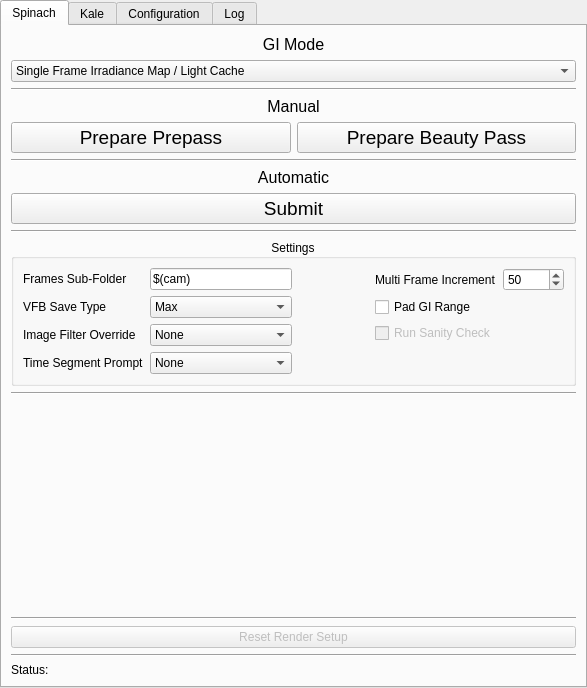
stephensmitchell-forks/renderFarming, file renderFarmingMainWidget.ui: the form before one commit.
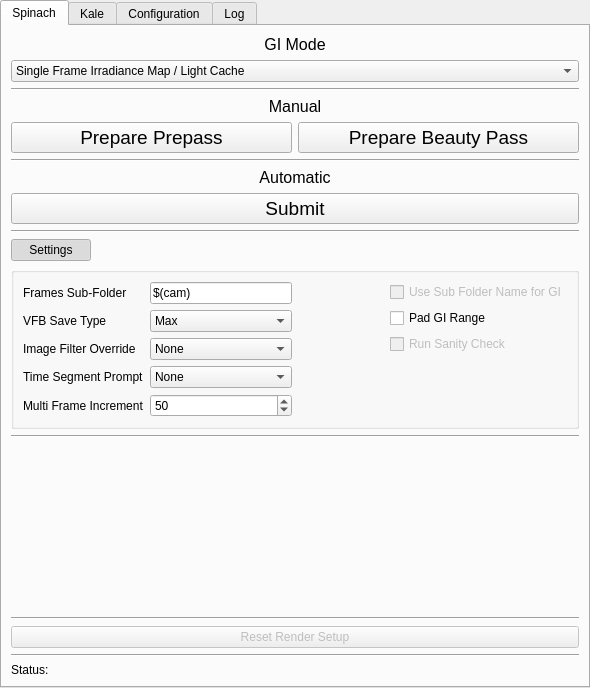
The form after the commit.

What changed in the file:
```diff
--- a/renderFarmingMainWidget.ui
+++ b/renderFarmingMainWidget.ui
@@ -9,7 +9,7 @@
    <rect>
     <x>0</x>
     <y>0</y>
-    <width>587</width>
+    <width>590</width>
     <height>688</height>
    </rect>
   </property>
@@ -25,6 +25,9 @@
   <property name="currentIndex">
    <number>0</number>
   </property>
+  <property name="elideMode">
+   <enum>Qt::ElideNone</enum>
+  </property>
   <widget class="QWidget" name="spinach_tbdg">
    <property name="enabled">
     <bool>true</bool>
@@ -232,20 +235,65 @@
       </property>
      </widget>
     </item>
+    <item>
+     <layout class="QHBoxLayout" name="horizontalLayout_4">
+      <item>
+       <widget class="QPushButton" name="sp_settings_btn">
+        <property name="toolTip">
+         <string>&lt;html&gt;&lt;head/&gt;&lt;body&gt;&lt;p&gt;Hide or Show the settings box&lt;/p&gt;&lt;/body&gt;&lt;/html&gt;</string>
+        </property>
+        <property name="styleSheet">
+         <string notr="true"/>
+        </property>
+        <property name="text">
+         <string>Settings</string>
+        </property>
+        <property name="iconSize">
+         <size>
+          <width>24</width>
+          <height>24</height>
+         </size>
+        </property>
+        <property name="checkable">
+         <bool>true</bool>
+        </property>
+        <property name="checked">
+         <bool>true</bool>
+        </property>
+        <property name="flat">
+         <bool>false</bool>
+        </property>
+       </widget>
+      </item>
+      <item>
+       <spacer name="horizontalSpacer_5">
+        <property name="orientation">
+         <enum>Qt::Horizontal</enum>
+        </property>
+        <property name="sizeHint" stdset="0">
+         <size>
+          <width>40</width>
+          <height>20</height>
+         </size>
+        </property>
+       </spacer>
+      </item>
+     </layout>
+    </item>
     <item>
      <widget class="QGroupBox" name="sp_settings_gb">
       <property name="title">
-       <string>Settings</string>
+       <string/>
       </property>
       <property name="alignment">
-       <set>Qt::AlignCenter</set>
+       <set>Qt::AlignLeading|Qt::AlignLeft|Qt::AlignVCenter</set>
       </property>
       <property name="checkable">
        <bool>false</bool>
       </property>
       <layout class="QVBoxLayout" name="verticalLayout_5">
        <item>
-        <layout class="QHBoxLayout" name="horizontalLayout_4">
+        <layout class="QHBoxLayout" name="sp_settings_hl">
          <item>
           <layout class="QFormLayout" name="formLayout_2">
            <item row="0" column="0">
@@ -450,24 +498,7 @@
              </item>
             </widget>
            </item>
-          </layout>
-         </item>
-         <item>
-          <spacer name="horizontalSpacer_3">
-           <property name="orientation">
-            <enum>Qt::Horizontal</enum>
-           </property>
-           <property name="sizeHint" stdset="0">
-            <size>
-             <width>40</width>
-             <height>20</height>
-            </size>
-           </property>
-          </spacer>
-         </item>
-         <item>
-          <layout class="QFormLayout" name="formLayout">
-           <item row="0" column="0">
+           <item row="4" column="0">
             <widget class="QLabel" name="label_multi_frame_increment">
              <property name="enabled">
               <bool>true</bool>
@@ -480,7 +511,7 @@
              </property>
             </widget>
            </item>
-           <item row="0" column="1">
+           <item row="4" column="1">
             <widget class="QSpinBox" name="sp_multi_frame_increment_sb">
              <property name="enabled">
               <bool>true</bool>
@@ -505,7 +536,24 @@
              </property>
             </widget>
            </item>
-           <item row="1" column="0">
+          </layout>
+         </item>
+         <item>
+          <spacer name="horizontalSpacer_3">
+           <property name="orientation">
+            <enum>Qt::Horizontal</enum>
+           </property>
+           <property name="sizeHint" stdset="0">
+            <size>
+             <width>40</width>
+             <height>20</height>
+            </size>
+           </property>
+          </spacer>
+         </item>
+         <item>
+          <layout class="QFormLayout" name="formLayout">
+           <item row="2" column="0">
             <widget class="QCheckBox" name="sp_pad_gi_range_ckbx">
              <property name="enabled">
               <bool>true</bool>
@@ -518,7 +566,7 @@
              </property>
             </widget>
            </item>
-           <item row="2" column="0">
+           <item row="3" column="0">
             <widget class="QCheckBox" name="sp_run_kale_ckbx">
              <property name="enabled">
               <bool>false</bool>
@@ -531,6 +579,19 @@
              </property>
             </widget>
            </item>
+           <item row="1" column="0">
+            <widget class="QCheckBox" name="sp_sub_fold_name_gi_ckbx">
+             <property name="enabled">
+              <bool>false</bool>
+             </property>
+             <property name="toolTip">
+              <string>&lt;html&gt;&lt;head/&gt;&lt;body&gt;&lt;p&gt;Changes the name of the GI file to match the specified sub-folder name to prevent naming conflicts.&lt;/p&gt;&lt;/body&gt;&lt;/html&gt;</string>
+             </property>
+             <property name="text">
+              <string>Use Sub Folder Name for GI</string>
+             </property>
+            </widget>
+           </item>
           </layout>
          </item>
         </layout>
```
Left out of the diff: 41 changed lines with no effect on the pictures.
